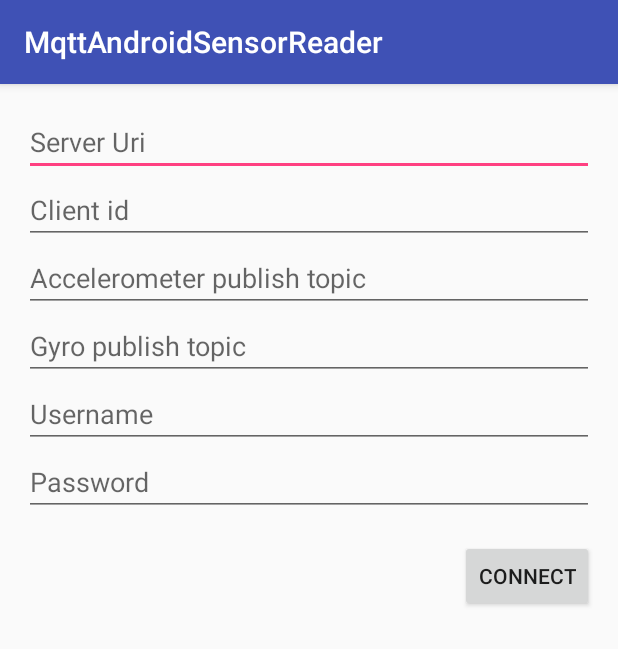
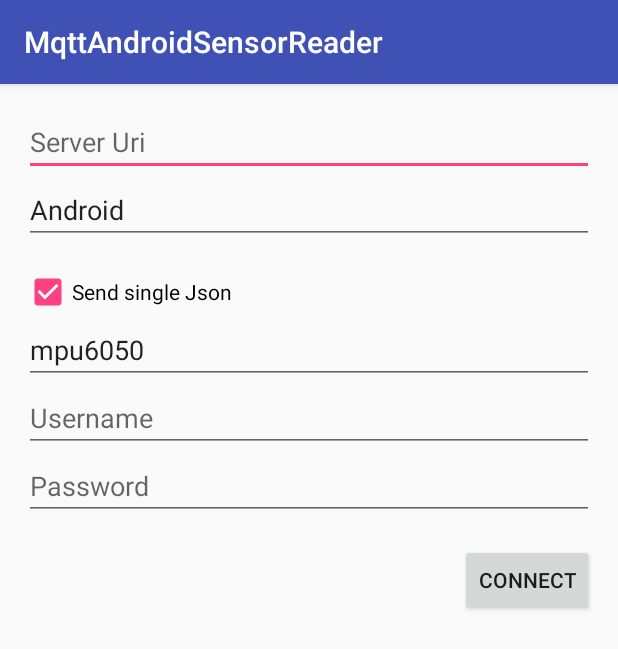
Before and after one commit to aug-bari/MqttAndroidSensorReader, an Android app: the screen it shows after launch (MainActivity), on a phone screen of 412 x 824 dp. Shown: the top 649 px of the screen. Run offline under Robolectric (Android 15) with nearby library versions, the phone set to English and light mode, and no system bars; libraries missing offline, so code that uses them is left out: org.eclipse.paho; 1 statement that could not run was skipped.

Commit message:
Add single json payload

```diff
--- a/app/src/main/java/com/github/augbari/mqttandroidsensorreader/SensorsHelper.java
+++ b/app/src/main/java/com/github/augbari/mqttandroidsensorreader/SensorsHelper.java
@@ -15,7 +15,7 @@ public class SensorsHelper {
     }
 
     public void registerSensor(int sensorType, SensorEventListener listener) {
-        sensorManager.registerListener(listener, sensorManager.getDefaultSensor(sensorType), SensorManager.SENSOR_DELAY_NORMAL);
+        sensorManager.registerListener(listener, sensorManager.getDefaultSensor(sensorType), SensorManager.SENSOR_DELAY_FASTEST);
     }
 
     public  void unregisterSensor(SensorEventListener listener){
--- a/app/src/main/res/layout/activity_main.xml
+++ b/app/src/main/res/layout/activity_main.xml
@@ -23,16 +23,34 @@
             android:id="@+id/clientId"
             android:layout_width="match_parent"
             android:layout_height="wrap_content"
+            android:text="Android"
             android:hint="Client id" />
+        <CheckBox
+            android:id="@+id/sendSingleJson"
+            android:layout_marginTop="16dp"
+            android:layout_width="wrap_content"
+            android:layout_height="wrap_content"
+            android:checked="true"
+            android:text="Send single Json"/>
+        <EditText
+            android:layout_width="match_parent"
+            android:layout_height="wrap_content"
+            android:text="mpu6050"
+            android:hint="Json topic"
+            android:id="@+id/jsonTopic"/>
         <EditText
             android:id="@+id/accPublishTopic"
             android:layout_width="match_parent"
             android:layout_height="wrap_content"
+            android:visibility="gone"
+            android:text="accelerometer"
             android:hint="Accelerometer publish topic" />
         <EditText
             android:id="@+id/gyroPublishTopic"
             android:layout_width="match_parent"
             android:layout_height="wrap_content"
+            android:visibility="gone"
+            android:text="gyro"
             android:hint="Gyro publish topic" />
         <EditText
             android:id="@+id/username"
@@ -67,25 +85,5 @@
             android:textSize="14sp"
             android:text="Sending accelerometer and gyro data to server..."
             android:textStyle="bold"/>
-
-        <TextView
-            android:layout_width="wrap_content"
-            android:layout_height="wrap_content"
-            android:textSize="24sp"
-            android:text="Current values:"/>
-
-        <TextView
-            android:id="@+id/accelerationText"
-            android:layout_width="wrap_content"
-            android:layout_height="wrap_content"
-            android:textSize="14sp"
-            android:text="..."/>
-        <TextView
-            android:id="@+id/gyroText"
-            android:layout_width="wrap_content"
-            android:layout_height="wrap_content"
-            android:textSize="14sp"
-            android:text="..."/>
-
     </LinearLayout>
 </FrameLayout>
```
Also changed, not shown: app/src/main/java/com/github/augbari/mqttandroidsensorreader/MainActivity.kt (+36 -16 lines).
